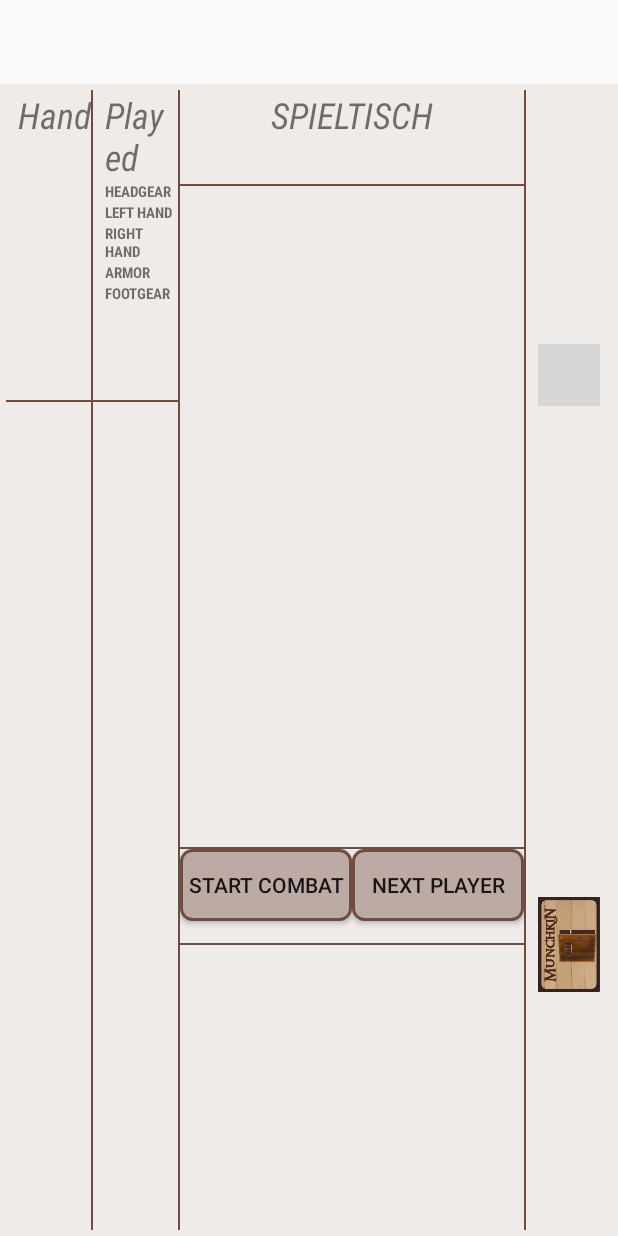
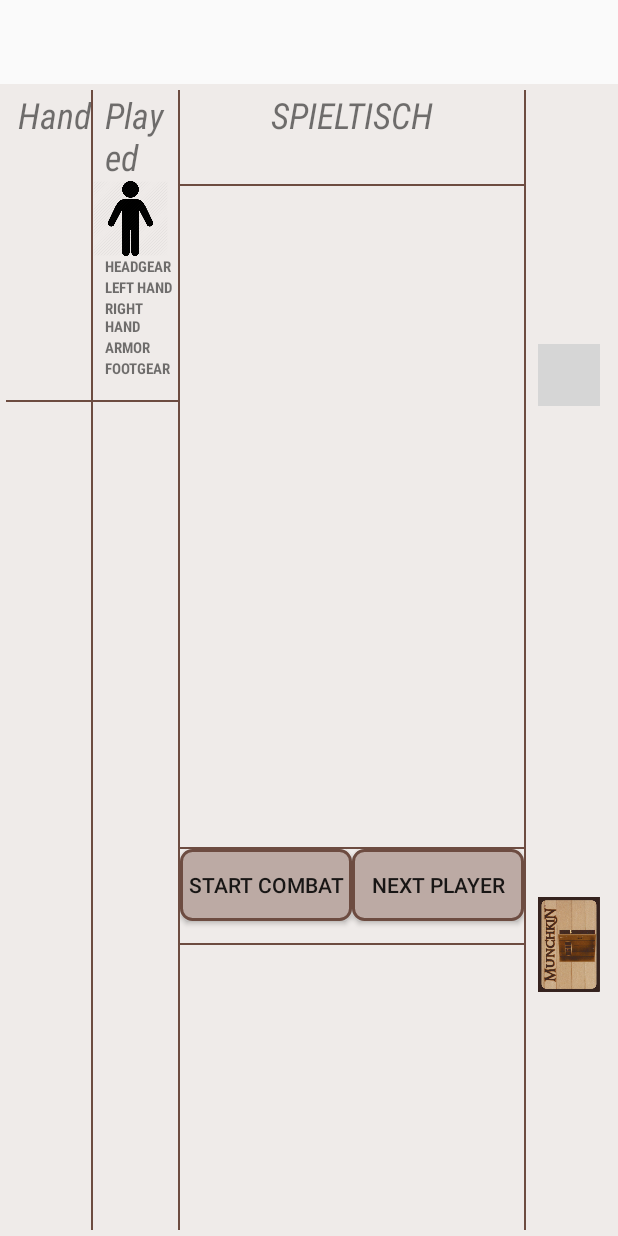
Before and after one commit to AnastasiiaPolishchuk/SP_2017, an Android app: the layout activity_play_desk.xml on its own in the app's theme, with its tools: preview values and no code run, on a phone screen of 412 x 824 dp. Run offline under Robolectric (Android 15) with nearby library versions, the phone set to English and light mode, and no system bars; grey boxes are pictures that could not be loaded.

Commit message:
update -> na endlich, MAN, Christian, spetial for U

```diff
--- a/app/src/main/java/com/annapol04/munchkin/gui/PlayDeskActivity.java
+++ b/app/src/main/java/com/annapol04/munchkin/gui/PlayDeskActivity.java
@@ -25,6 +25,7 @@ import android.view.Window;
 import android.view.WindowManager;
 import android.widget.Button;
 import android.widget.ImageButton;
+import android.widget.ImageView;
 import android.widget.LinearLayout;
 import android.widget.TextView;
 
@@ -104,21 +105,45 @@ public class PlayDeskActivity extends AppCompatActivity
         viewModel.getIsHeadgearEquiped().observe(this, equiped -> {
             headgear.setTextColor(equiped ? Color.BLACK : Color.GRAY);
         });
+        ImageView headgear_ = findViewById(R.id.man_head);
+        viewModel.getIsHeadgearEquiped().observe(this, equiped -> {
+            headgear_.setVisibility(equiped ? View.VISIBLE : View.INVISIBLE);
+        });
+
         TextView armor = findViewById(R.id.armor);
         viewModel.getIsArmorEquiped().observe(this, equiped -> {
             armor.setTextColor(equiped ? Color.BLACK : Color.GRAY);
         });
+        ImageView armor_ = findViewById(R.id.man_armor);
+        viewModel.getIsArmorEquiped().observe(this, equiped -> {
+            armor_.setVisibility(equiped ? View.VISIBLE : View.INVISIBLE);
+        });
+
         TextView shoes = findViewById(R.id.footgear);
         viewModel.getAreShoesEquiped().observe(this, equiped -> {
             shoes.setTextColor(equiped ? Color.BLACK : Color.GRAY);
         });
+        ImageView shoes_ = findViewById(R.id.man_shoes);
+        viewModel.getAreShoesEquiped().observe(this, equiped -> {
+            shoes_.setVisibility(equiped ? View.VISIBLE : View.INVISIBLE);
+        });
+
         TextView leftHand = findViewById(R.id.left_hand);
         viewModel.getIsLeftHandEquiped().observe(this, equiped -> {
             leftHand.setTextColor(equiped ? Color.BLACK : Color.GRAY);
         });
+        ImageView leftHand_ = findViewById(R.id.man_left_hand);
+        viewModel.getIsLeftHandEquiped().observe(this, equiped -> {
+            leftHand_.setVisibility(equiped ? View.VISIBLE : View.INVISIBLE);
+        });
+
         TextView rightHand = findViewById(R.id.right_hand);
         viewModel.getIsRightHandEquiped().observe(this, equiped -> {
             rightHand.setTextColor(equiped ? Color.BLACK : Color.GRAY);
+        });
+        ImageView rightHand_ = findViewById(R.id.man_right_hand);
+        viewModel.getIsRightHandEquiped().observe(this, equiped -> {
+            rightHand_.setVisibility(equiped ? View.VISIBLE : View.INVISIBLE);
         });
 
         // prevent screen from sleeping during handshake
--- a/app/src/main/res/layout/activity_play_desk.xml
+++ b/app/src/main/res/layout/activity_play_desk.xml
@@ -100,6 +100,52 @@ h
                             android:layout_width="match_parent"
                             android:layout_height="wrap_content"
                             android:orientation="vertical">
+
+                            <RelativeLayout
+                                android:layout_width="50dp"
+                                android:layout_height="50dp">
+
+                                <ImageView
+                                    android:layout_width="50dp"
+                                    android:layout_height="50dp"
+                                    android:src="@drawable/man" />
+
+                                <ImageView
+                                    android:layout_width="50dp"
+                                    android:layout_height="50dp"
+                                    android:src="@drawable/man_shoes"
+                                    android:id="@+id/man_shoes"
+                                    android:visibility="invisible" />
+
+                                <ImageView
+                                    android:layout_width="50dp"
+                                    android:layout_height="50dp"
+                                    android:src="@drawable/man_armor"
+                                    android:id="@+id/man_armor"
+                                    android:visibility="invisible" />
+
+                                <ImageView
+                                    android:layout_width="50dp"
+                                    android:layout_height="50dp"
+                                    android:src="@drawable/man_head"
+                                    android:id="@+id/man_head"
+                                    android:visibility="invisible" />
+
+                                <ImageView
+                                    android:layout_width="50dp"
+                                    android:layout_height="50dp"
+                                    android:src="@drawable/man_left_hand"
+                                    android:id="@+id/man_left_hand"
+                                    android:visibility="invisible" />
+
+                                <ImageView
+                                    android:layout_width="50dp"
+                                    android:layout_height="50dp"
+                                    android:src="@drawable/man_right_hand"
+                                    android:id="@+id/man_right_hand"
+                                    android:visibility="invisible" />
+                            </RelativeLayout>
+
 
                             <TextView
                                 android:id="@+id/headgear"
```
Also changed, not shown: app/src/main/res/drawable-hdpi/man.png (added), app/src/main/res/drawable-hdpi/man_armor.png (added), app/src/main/res/drawable-hdpi/man_head.png (added), app/src/main/res/drawable-hdpi/man_left_hand.png (added), app/src/main/res/drawable-hdpi/man_right_hand.png (added), app/src/main/res/drawable-hdpi/man_shoes.png (added).
